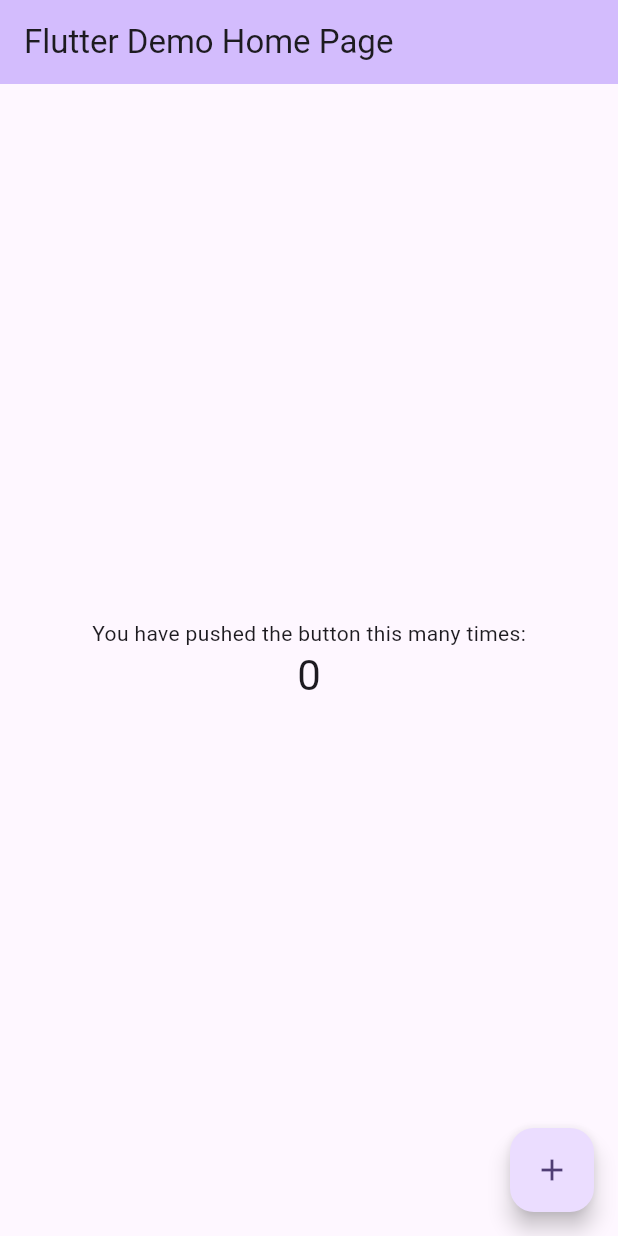
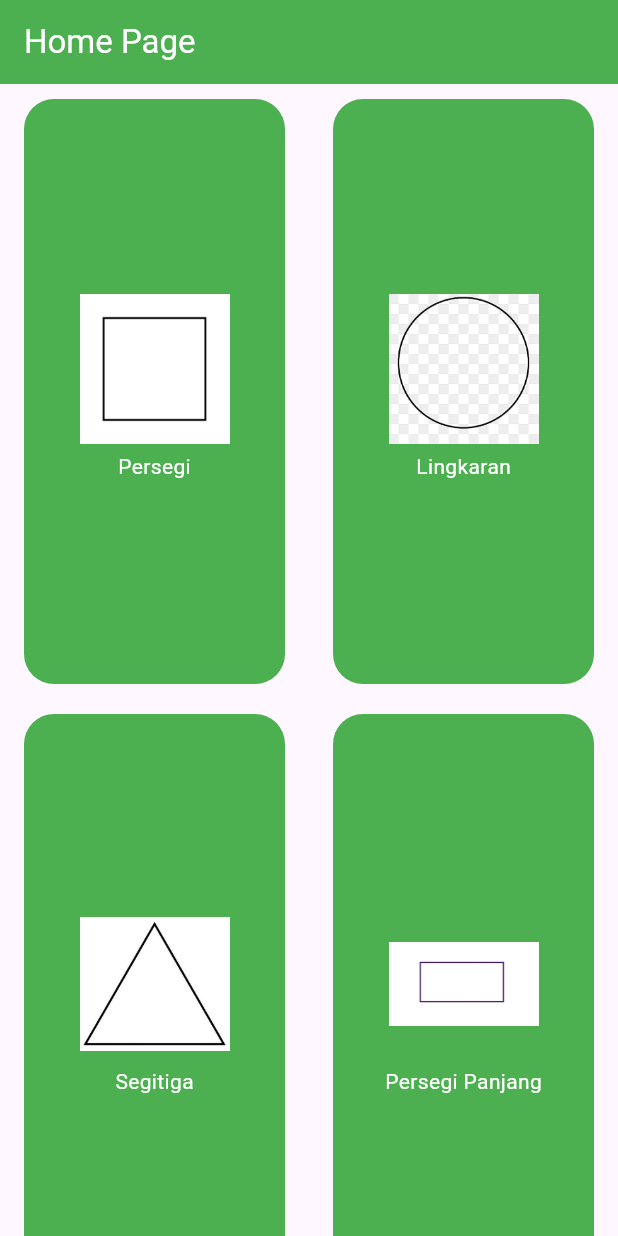
Before and after one commit to Riznll/bangunruang, a Flutter app: the screen it shows after launch, on a phone screen of 412 x 824 dp. Run offline on Flutter 3.47's test engine with Material 2 defaults, Android fonts, the phone set to English and light mode, and no system bars.

Commit message:
init project

```diff
--- a/lib/main.dart
+++ b/lib/main.dart
@@ -1,3 +1,4 @@
+import 'package:bangun_datar_c/page/homepage.dart';
 import 'package:flutter/material.dart';
 
 void main() {
@@ -31,7 +32,7 @@ class MyApp extends StatelessWidget {
         colorScheme: ColorScheme.fromSeed(seedColor: Colors.deepPurple),
         useMaterial3: true,
       ),
-      home: const MyHomePage(title: 'Flutter Demo Home Page'),
+      home: homepage(),
     );
   }
 }
--- /dev/null
+++ b/lib/page/homepage.dart
@@ -0,0 +1,69 @@
+import 'package:flutter/material.dart';
+
+class homepage extends StatelessWidget {
+  const homepage({Key? key}) : super(key: key);
+
+  @override
+  Widget build(BuildContext context) {
+    return Scaffold(
+      appBar: AppBar(
+        title: Text(
+          "Home Page",
+          style: TextStyle(color: Color(0xFFFFFFFF)),
+        ),
+        backgroundColor: Colors.green,
+      ),
+      body: Column(
+        children: [
+          Row(
+            children: [
+              Expanded(child: CustomMenu(tittle: "Persegi", imageAssets: "assets/persegi.png")),
+              Expanded(child: CustomMenu(tittle: "Lingkaran", imageAssets: "assets/lingkaran.png"))
+            ],
+          ),
+          Row(
+            children: [
+              Expanded(child: CustomMenu(tittle: "Segitiga", imageAssets: "assets/segitiga.png")),
+              Expanded(child: CustomMenu(tittle: "Persegi Panjang", imageAssets: "assets/persegi panjang.png"))
+            ],
+          ),
+        ],
+      ),
+    );
+  }
+}
+
+class CustomMenu extends StatelessWidget {
+  const CustomMenu({
+    super.key,
+    required this.imageAssets,
+    required this.tittle,
+  });
+
+  final String imageAssets;
+  final String tittle;
+
+  @override
+  Widget build(BuildContext context) {
+    return Container(
+        margin: EdgeInsets.symmetric(horizontal: 16, vertical: 10),
+        padding: EdgeInsets.symmetric(horizontal: 16, vertical: 130),
+        decoration: BoxDecoration(color: Colors.green, borderRadius: BorderRadius.circular(20)),
+        child: Column(
+          children: [
+            Image.asset(
+              imageAssets,
+              height: 100,
+              width: 100,
+            ),
+            Padding(
+              padding: const EdgeInsets.all(5.0),
+              child: Text(
+                tittle,
+                style: TextStyle(color: Color(0xFFFFFFFF)),
+              ),
+            ),
+          ],
+        ));
+  }
+}
--- /dev/null
+++ b/lib/page/newpage.dart
@@ -0,0 +1,10 @@
+import 'package:flutter/material.dart';
+
+class newpage extends StatelessWidget {
+  const newpage({Key? key}) : super(key: key);
+
+  @override
+  Widget build(BuildContext context) {
+    return Scaffold();
+  }
+}
--- a/pubspec.yaml
+++ b/pubspec.yaml
@@ -59,7 +59,8 @@ flutter:
   uses-material-design: true
 
   # To add assets to your application, add an assets section, like this:
-  # assets:
+  assets:
+    - assets/
   #   - images/a_dot_burr.jpeg
   #   - images/a_dot_ham.jpeg
 
```
Also changed, not shown: assets/lingkaran.png (added), assets/persegi panjang.png (added), assets/persegi.png (added), assets/segitiga.png (added).
